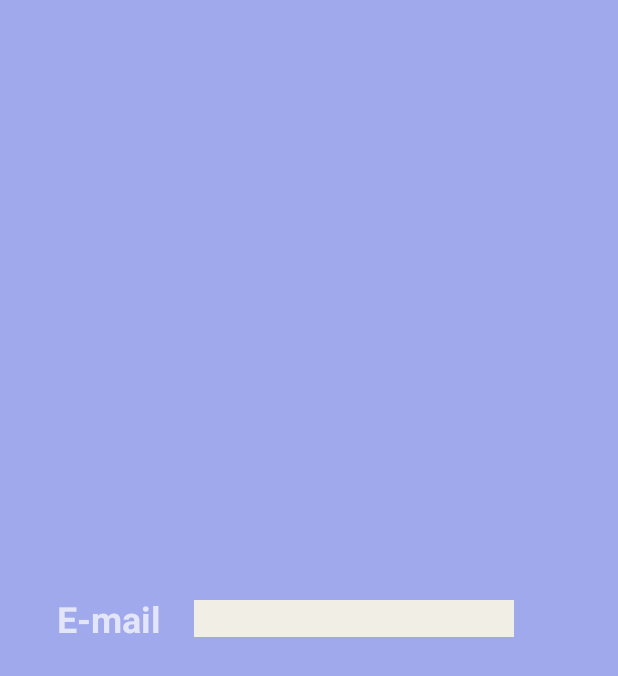
After one commit to BaeYuJin/HADessert, an Android app: the IDnPwFindingActivity screen opened directly, with no data from a screen before it, on a phone screen of 412 x 824 dp. The commit adds this screen. Shown: the top 676 px of the screen. Run offline under Robolectric (Android 15) with nearby library versions, the phone set to English and light mode, and no system bars.

Commit message:
2021-08-12 nijeabob

```diff
--- a/app/src/main/AndroidManifest.xml
+++ b/app/src/main/AndroidManifest.xml
@@ -11,6 +11,8 @@
         android:theme="@style/Theme.AppCompat.NoActionBar">
         <activity android:name=".MainActivity"/>
         <activity android:name=".LoginActivity"/>
+        <activity android:name=".SignupActvity"/>
+        <activity android:name=".IDnPwFindingActivity"/>
         <activity android:name=".SplashActivity">
             <intent-filter>
                 <action android:name="android.intent.action.MAIN" />
--- /dev/null
+++ b/app/src/main/java/com/example/had/IDnPwFindingActivity.kt
@@ -0,0 +1,15 @@
+package com.example.had
+
+import android.os.Bundle
+import androidx.appcompat.app.AppCompatActivity
+import com.example.had.databinding.ActivityIdpwfindingBinding
+
+class IDnPwFindingActivity : AppCompatActivity() {
+    private lateinit var binding: ActivityIdpwfindingBinding
+
+    override fun onCreate(savedInstanceState: Bundle?) {
+        super.onCreate(savedInstanceState)
+        binding = ActivityIdpwfindingBinding.inflate(layoutInflater)
+        setContentView(binding.root)
+    }
+}
--- a/app/src/main/java/com/example/had/SplashActivity.kt
+++ b/app/src/main/java/com/example/had/SplashActivity.kt
@@ -21,7 +21,7 @@ class SplashActivity : AppCompatActivity() {
     }
 
     companion object {
-        private const val DURATION : Long = 2000
+        private const val DURATION : Long = 1000
     }
 
     override fun onBackPressed() {
--- /dev/null
+++ b/app/src/main/res/layout/activity_idpwfinding.xml
@@ -0,0 +1,36 @@
+<?xml version="1.0" encoding="utf-8"?>
+<androidx.constraintlayout.widget.ConstraintLayout xmlns:android="http://schemas.android.com/apk/res/android"
+    xmlns:app="http://schemas.android.com/apk/res-auto"
+    xmlns:tools="http://schemas.android.com/tools"
+    android:layout_width="match_parent"
+    android:layout_height="match_parent"
+    android:background="@color/background_purple">
+
+    <EditText
+        android:id="@+id/findingid_editText"
+        android:layout_width="wrap_content"
+        android:layout_height="wrap_content"
+        android:layout_marginStart="60dp"
+        android:background="@color/background_ivory"
+        android:ems="10"
+        android:inputType="textPersonName"
+        android:textSize="18sp"
+        app:layout_constraintBottom_toBottomOf="parent"
+        app:layout_constraintEnd_toEndOf="parent"
+        app:layout_constraintStart_toStartOf="parent"
+        app:layout_constraintTop_toTopOf="parent" />
+
+    <TextView
+        android:id="@+id/findingid_textView"
+        android:layout_width="wrap_content"
+        android:layout_height="wrap_content"
+        android:layout_marginStart="40dp"
+        android:layout_marginEnd="24dp"
+        android:text="E-mail"
+        android:textSize="24sp"
+        android:textStyle="bold"
+        app:layout_constraintBottom_toBottomOf="@+id/findingid_editText"
+        app:layout_constraintEnd_toStartOf="@+id/findingid_editText"
+        app:layout_constraintStart_toStartOf="parent"
+        app:layout_constraintTop_toTopOf="@+id/findingid_editText" />
+</androidx.constraintlayout.widget.ConstraintLayout>
--- a/app/src/main/res/values/strings.xml
+++ b/app/src/main/res/values/strings.xml
@@ -4,9 +4,9 @@
     <string name="password">PW</string>
     <string name="login">LOGIN</string>
     <string name="autoLogin">자동 로그인</string>
-    <string name="signUp">회원가입</string>
-    <string name="finding">ID/PW 찾기</string>
     <string name="id">ID</string>
     <string name="splash_appName">Sweet Spot</string>
     <string name="location">현재 위치</string>
+    <string name="signUp">회원가입</string>
+    <string name="finding">ID/PW 찾기</string>
 </resources>
```
Also changed, not shown: app/src/main/java/com/example/had/LoginActivity.kt (+22 -4 lines), app/src/main/res/layout/activity_login.xml (+26 -15 lines).
